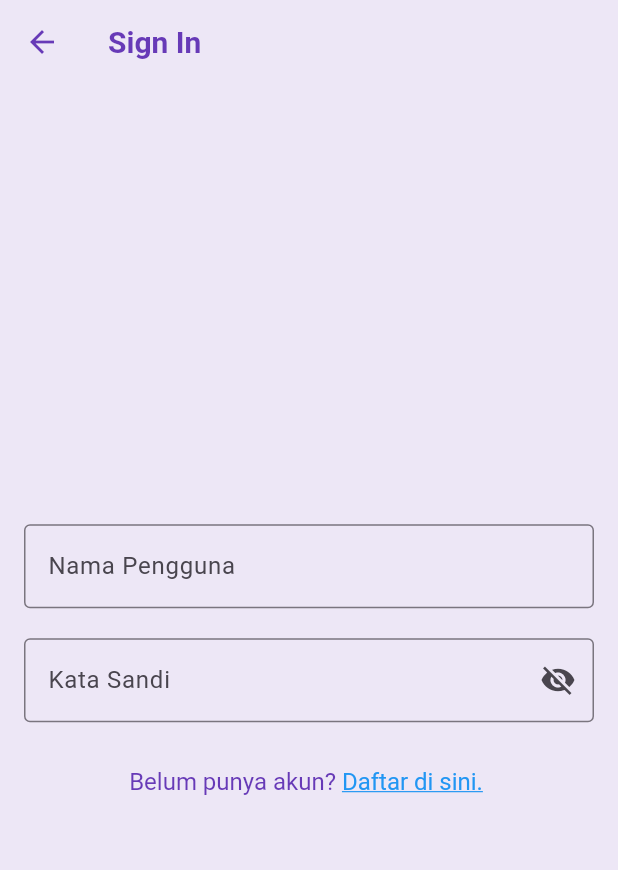
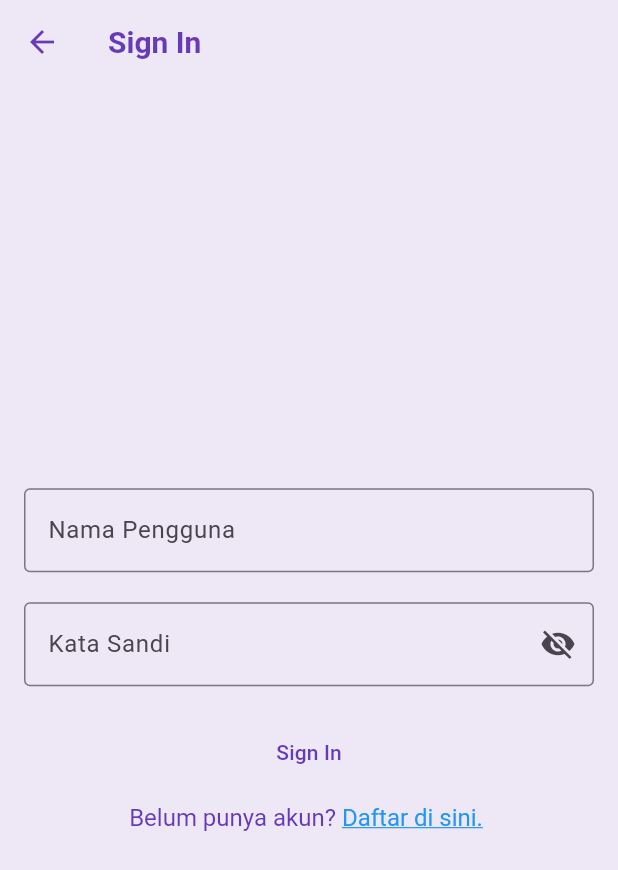
Before and after one commit to Mobile-Programming-MDP/materi-latihan-flutter-AdrianSuparto, a Flutter app: the SignInScreen screen opened by its route, on a phone screen of 412 x 824 dp. Shown: the top 870 px of the screen. Run offline on Flutter 3.47's test engine with Material 2 defaults, Android fonts, the phone set to English and light mode, and no system bars; our stand-ins replace cached_network_image, connectivity_plus, shared_preferences; accounts and stored records are empty.

Commit message:
lanjutan pertemuan 22

```diff
--- a/wisata_candi/lib/main.dart
+++ b/wisata_candi/lib/main.dart
@@ -69,6 +69,7 @@ class _MainScreenState extends State<MainScreen> {
     FavoriteScreen(),
     ProfileScreen(),
   ];
+
   @override
   Widget build(BuildContext context) {
     return Scaffold(
--- a/wisata_candi/lib/screens/SignInScreen.dart
+++ b/wisata_candi/lib/screens/SignInScreen.dart
@@ -106,9 +106,7 @@ class _SignInScreenState extends State<SignInScreen> {
             ),
             // TODO: 7. Pasang ElevotedButton Sign In
             SizedBox(height: 20),
-            // TextButton(
-            //   onPressed: (){},
-            //   child: Text('Sign In')),
+            TextButton(onPressed: () {}, child: Text('Sign In')),
             // TODO: 8. Pasang TextButton Sign Up
             SizedBox(height: 10),
             //...
```
Also changed, not shown: wisata_candi/lib/screens/SignUpScreen.dart (+4 -3 lines), wisata_candi/lib/screens/profile_screen.dart (+4 -4 lines).
